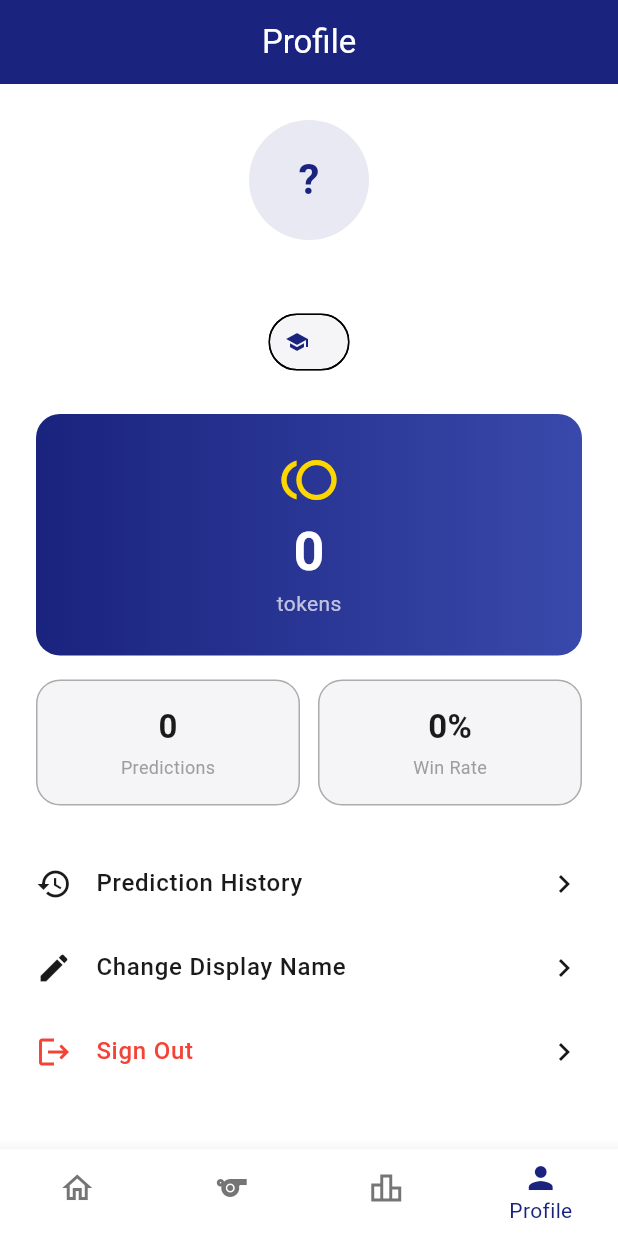
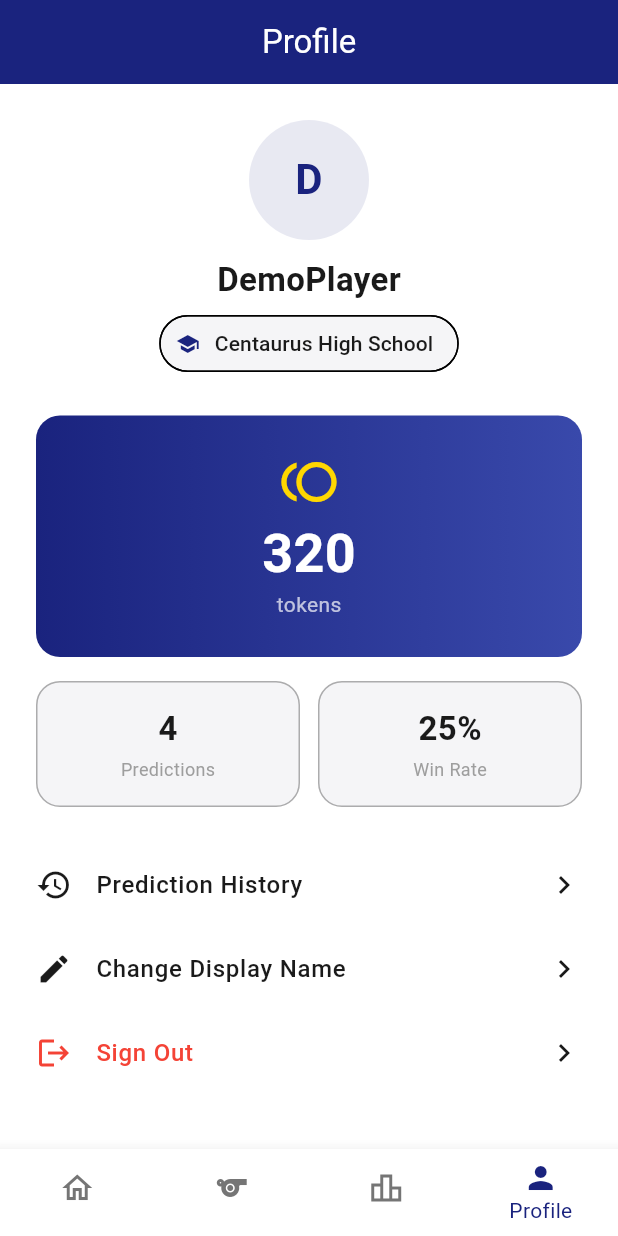
Before and after one commit to ahelferthaus/2026-World-Cup, a Flutter app: the ProfileScreen screen opened by its route, on a phone screen of 412 x 824 dp. Run offline on Flutter 3.47's test engine with Material 3 defaults, Android fonts, the phone set to English and light mode, and no system bars; our stand-ins replace cloud_firestore, cloud_functions, firebase_auth, firebase_core, flutter_riverpod, go_router and 2 more; accounts and stored records are empty; generated files the repository leaves out were written again; Roboto replaces fonts that are missing (Poppins).

Commit message:
Add demo data mode, responsive layout, and web compatibility fixes
- Add demo data system with mock matches, standings, leaderboards, predictions, and user profile
- Wire demo data into all providers via useDemoData toggle for testing without backend
- Add DemoLoggedInNotifier for auth state in demo mode (Riverpod 3.x NotifierProvider)
- Fix web compatibility: replace dart:io with kIsWeb/defaultTargetPlatform, swap CachedNetworkImage for Image.network
- Add responsive layout: NavigationRail on desktop (>=600px), BottomNavigationBar on mobile
- Constrain content width to 800px on wide screens
- Fix MatchModel.fromJson to support both API and demo data formats
- Remove cached_network_image dependency (not web-compatible)

Co-Authored-By: Claude Opus 4.6 <noreply@anthropic.com>

```diff
--- a/app/lib/features/auth/domain/app_user.dart
+++ b/app/lib/features/auth/domain/app_user.dart
@@ -3,14 +3,14 @@ class AppUser {
   final String displayName;
   final String school;
   final int tokens;
-  final DateTime createdAt;
+  final DateTime? createdAt;
 
   const AppUser({
     required this.uid,
     required this.displayName,
     required this.school,
     required this.tokens,
-    required this.createdAt,
+    this.createdAt,
   });
 
   factory AppUser.fromFirestore(String uid, Map<String, dynamic> data) {
--- a/app/lib/features/home/presentation/providers/matches_providers.dart
+++ b/app/lib/features/home/presentation/providers/matches_providers.dart
@@ -1,4 +1,5 @@
 import 'package:flutter_riverpod/flutter_riverpod.dart';
+import '../../../../core/data/demo_data.dart';
 import '../../../auth/presentation/providers/auth_providers.dart';
 import '../../data/matches_repository.dart';
 import '../../domain/match_model.dart';
@@ -8,6 +9,10 @@ final matchesRepositoryProvider = Provider<MatchesRepository>((ref) {
 });
 
 final matchesTodayProvider = FutureProvider<List<MatchModel>>((ref) async {
+  if (useDemoData) {
+    return DemoData.matches.map((m) => MatchModel.fromJson(m)).toList();
+  }
+
   final idToken = await ref.watch(idTokenProvider.future);
   if (idToken == null) return [];
 
--- a/app/lib/features/home/presentation/providers/standings_providers.dart
+++ b/app/lib/features/home/presentation/providers/standings_providers.dart
@@ -1,4 +1,5 @@
 import 'package:flutter_riverpod/flutter_riverpod.dart';
+import '../../../../core/data/demo_data.dart';
 import '../../../auth/presentation/providers/auth_providers.dart';
 import '../../data/standings_repository.dart';
 import '../../domain/standing_model.dart';
@@ -8,6 +9,10 @@ final standingsRepositoryProvider = Provider<StandingsRepository>((ref) {
 });
 
 final standingsProvider = FutureProvider<List<GroupStanding>>((ref) async {
+  if (useDemoData) {
+    return DemoData.standings.map((g) => GroupStanding.fromJson(g)).toList();
+  }
+
   final idToken = await ref.watch(idTokenProvider.future);
   if (idToken == null) return [];
 
--- a/app/lib/features/predict/presentation/providers/predict_providers.dart
+++ b/app/lib/features/predict/presentation/providers/predict_providers.dart
@@ -1,4 +1,5 @@
 import 'package:flutter_riverpod/flutter_riverpod.dart';
+import '../../../../core/data/demo_data.dart';
 import '../../../auth/presentation/providers/auth_providers.dart';
 import '../../data/predictions_repository.dart';
 import '../../domain/prediction_model.dart';
@@ -8,6 +9,10 @@ final predictionsRepositoryProvider = Provider<PredictionsRepository>((ref) {
 });
 
 final userPredictionsProvider = FutureProvider<List<PredictionModel>>((ref) async {
+  if (useDemoData) {
+    return DemoData.predictions.map((p) => PredictionModel.fromDemo(p)).toList();
+  }
+
   final uid = ref.watch(currentUidProvider);
   if (uid == null) return [];
 
--- a/app/lib/routing/app_router.dart
+++ b/app/lib/routing/app_router.dart
@@ -1,6 +1,7 @@
 import 'package:flutter/material.dart';
 import 'package:flutter_riverpod/flutter_riverpod.dart';
 import 'package:go_router/go_router.dart';
+import '../core/data/demo_data.dart';
 import '../core/extensions/async_value_extensions.dart';
 import '../features/auth/presentation/login_screen.dart';
 import '../features/auth/presentation/providers/auth_providers.dart';
@@ -14,11 +15,18 @@ import '../features/profile/presentation/profile_screen.dart';
 
 final goRouterProvider = Provider<GoRouter>((ref) {
   final authState = ref.watch(authStateProvider);
+  // Watch demo login state so router refreshes when it changes
+  if (useDemoData) ref.watch(demoLoggedInProvider);
 
   return GoRouter(
     initialLocation: '/home',
     redirect: (context, state) {
-      final isLoggedIn = authState.valueOrNull != null;
+      final bool isLoggedIn;
+      if (useDemoData) {
+        isLoggedIn = ref.read(demoLoggedInProvider);
+      } else {
+        isLoggedIn = authState.valueOrNull != null;
+      }
       final isAuthRoute = state.matchedLocation == '/login' ||
           state.matchedLocation == '/register';
 
@@ -93,38 +101,69 @@ class _AppScaffold extends StatelessWidget {
 
   final StatefulNavigationShell navigationShell;
 
+  static const _navItems = <({IconData icon, IconData activeIcon, String label})>[
+    (icon: Icons.home_outlined, activeIcon: Icons.home, label: 'Home'),
+    (icon: Icons.sports_outlined, activeIcon: Icons.sports, label: 'Predict'),
+    (icon: Icons.leaderboard_outlined, activeIcon: Icons.leaderboard, label: 'Rankings'),
+    (icon: Icons.person_outlined, activeIcon: Icons.person, label: 'Profile'),
+  ];
+
+  void _onTap(int index) => navigationShell.goBranch(
+        index,
+        initialLocation: index == navigationShell.currentIndex,
+      );
+
   @override
   Widget build(BuildContext context) {
+    final width = MediaQuery.of(context).size.width;
+    final useRail = width >= 600;
+    final useExtendedRail = width >= 900;
+
+    if (useRail) {
+      return Scaffold(
+        body: Row(
+          children: [
+            NavigationRail(
+              selectedIndex: navigationShell.currentIndex,
+              onDestinationSelected: _onTap,
+              extended: useExtendedRail,
+              labelType: useExtendedRail
+                  ? NavigationRailLabelType.none
+                  : NavigationRailLabelType.selected,
+              destinations: _navItems
+                  .map((item) => NavigationRailDestination(
+                        icon: Icon(item.icon),
+                        selectedIcon: Icon(item.activeIcon),
+                        label: Text(item.label),
+                      ))
+                  .toList(),
+            ),
+            const VerticalDivider(thickness: 1, width: 1),
+            Expanded(
+              child: Center(
+                child: ConstrainedBox(
+                  constraints: const BoxConstraints(maxWidth: 800),
+                  child: navigationShell,
+                ),
+              ),
+            ),
+          ],
+        ),
+      );
+    }
+
     return Scaffold(
       body: navigationShell,
       bottomNavigationBar: BottomNavigationBar(
         currentIndex: navigationShell.currentIndex,
-        onTap: (index) => navigationShell.goBranch(
-          index,
-          initialLocation: index == navigationShell.currentIndex,
-        ),
-        items: const [
-          BottomNavigationBarItem(
-            icon: Icon(Icons.home_outlined),
-            activeIcon: Icon(Icons.home),
-            label: 'Home',
-          ),
-          BottomNavigationBarItem(
-            icon: Icon(Icons.sports_outlined),
-            activeIcon: Icon(Icons.sports),
-            label: 'Predict',
-          ),
-          BottomNavigationBarItem(
-            icon: Icon(Icons.leaderboard_outlined),
-            activeIcon: Icon(Icons.leaderboard),
-            label: 'Rankings',
-          ),
-          BottomNavigationBarItem(
-            icon: Icon(Icons.person_outlined),
-            activeIcon: Icon(Icons.person),
-            label: 'Profile',
-          ),
-        ],
+        onTap: _onTap,
+        items: _navItems
+            .map((item) => BottomNavigationBarItem(
+                  icon: Icon(item.icon),
+                  activeIcon: Icon(item.activeIcon),
+                  label: item.label,
+                ))
+            .toList(),
       ),
     );
   }
--- a/app/pubspec.yaml
+++ b/app/pubspec.yaml
@@ -28,7 +28,6 @@ dependencies:
   go_router: ^16.0.0
 
   # UI
-  cached_network_image: ^3.4.0
   shimmer: ^3.0.0
   intl: any
 
```
Also changed, not shown: app/lib/core/data/demo_data.dart (added, +216 -0 lines), app/lib/core/widgets/team_flag.dart (+14 -7 lines), app/lib/features/auth/presentation/login_screen.dart (+12 -3 lines), app/lib/features/auth/presentation/providers/auth_providers.dart (+21 -0 lines), app/lib/features/home/domain/match_model.dart (+8 -4 lines), app/lib/features/leaderboard/presentation/providers/leaderboard_providers.dart (+9 -0 lines), app/lib/features/predict/domain/prediction_model.dart (+14 -0 lines), app/lib/features/profile/presentation/providers/profile_providers.dart (+11 -0 lines).
